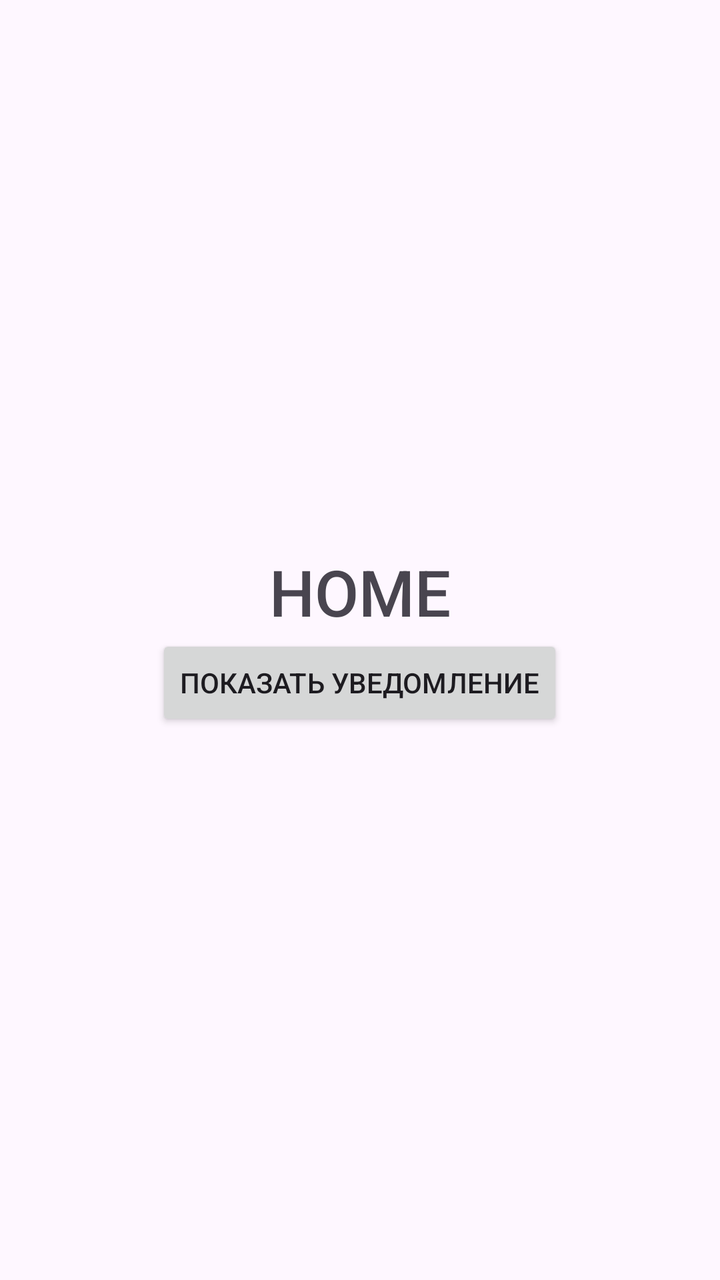
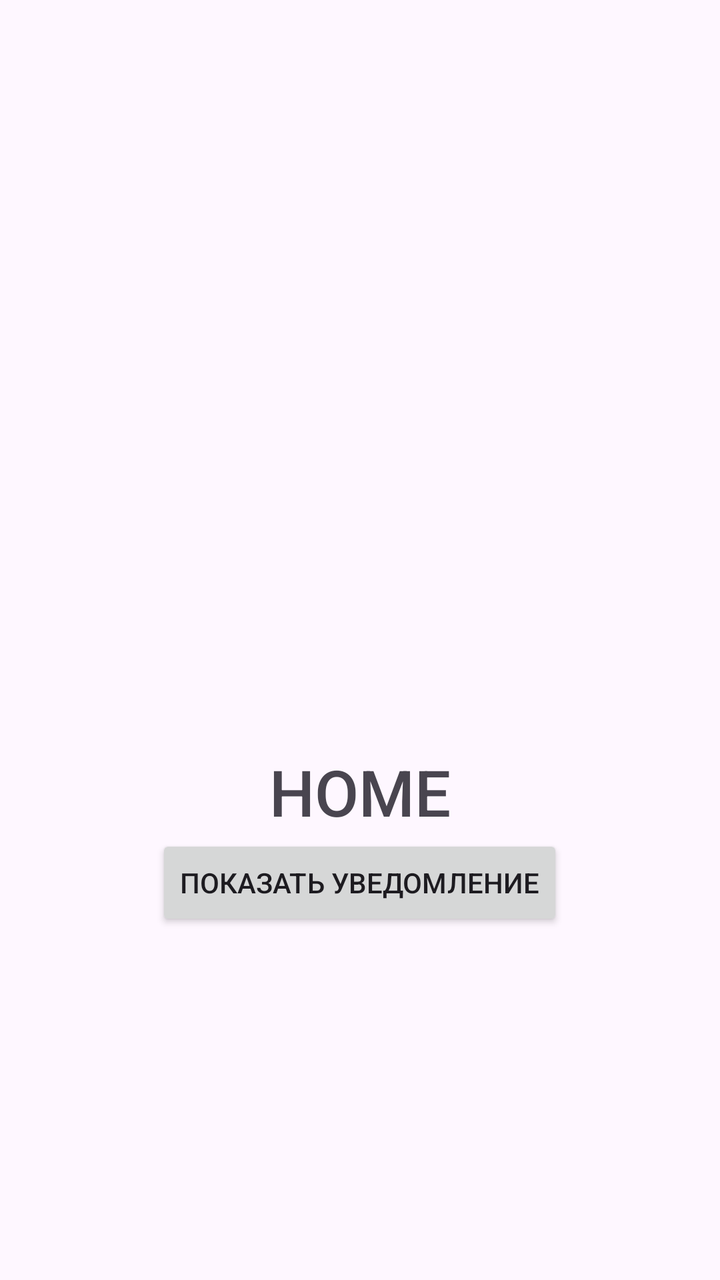

An Android layout rendered at two revisions. The XML below is the earlier revision; the diff shows what the commit changed to produce the second picture.
<!-- AndroidManifest.xml: application theme Theme.MyForPreviousStudents -->
<!-- res/layout/fragment_home.xml -->
<?xml version="1.0" encoding="utf-8"?>
<FrameLayout xmlns:android="http://schemas.android.com/apk/res/android"
    xmlns:tools="http://schemas.android.com/tools"
    android:layout_width="match_parent"
    android:layout_height="match_parent"
    tools:context=".HomeFragment">

    <LinearLayout
        android:layout_width="match_parent"
        android:layout_height="match_parent"
        android:orientation="vertical"
        android:gravity="center">
        <TextView
            android:layout_width="wrap_content"
            android:layout_height="wrap_content"
            android:textSize="32sp"
            android:fontFamily="sans-serif-medium"
            android:text="HOME" />

        <Button
            android:id="@+id/button_notify"
            android:layout_width="wrap_content"
            android:layout_height="wrap_content"
            android:text="Показать уведомление" />
    </LinearLayout>
</FrameLayout>
<!-- resources referenced by this layout -->
<resources>
  <style name="Theme.MyForPreviousStudents" parent="Base.Theme.MyForPreviousStudents" />
  <style name="Base.Theme.MyForPreviousStudents" parent="Theme.Material3.DayNight.NoActionBar">
          
          
      </style>
</resources>

<!-- the commit's change to res/layout/fragment_home.xml (unified diff, before → after) -->
@@ -10,6 +10,11 @@
         android:layout_height="match_parent"
         android:orientation="vertical"
         android:gravity="center">
+        <ImageView
+            android:id="@+id/cat_image"
+            android:layout_width="200dp"
+            android:layout_height="200dp" />
+
         <TextView
             android:layout_width="wrap_content"
             android:layout_height="wrap_content"
